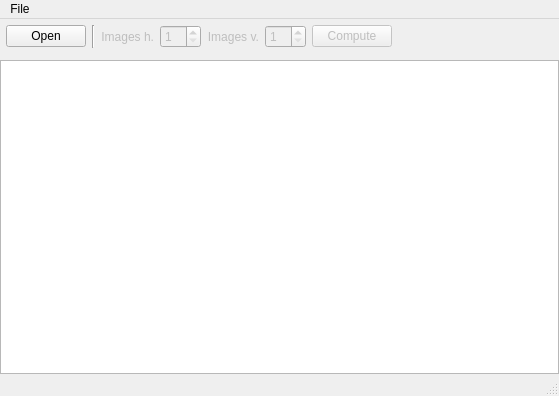
This is mainwindow.ui in anliec/py-mosaic as Qt 5 draws it before an edit. The edited form follows.
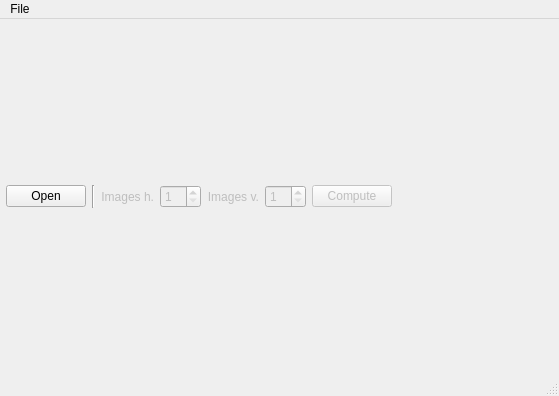
This is the edited form.

```diff
--- a/mainwindow.ui
+++ b/mainwindow.ui
@@ -129,9 +129,6 @@
       </item>
      </layout>
     </item>
-    <item>
-     <widget class="QGraphicsView" name="graphicsView"/>
-    </item>
    </layout>
   </widget>
   <widget class="QMenuBar" name="menubar">
```
